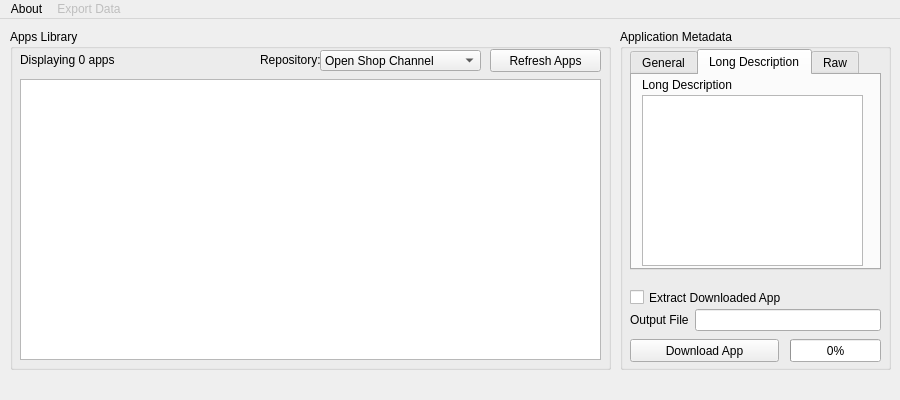
Qt form gui/united.ui (dhtdht020/osc-dl) before a commit.
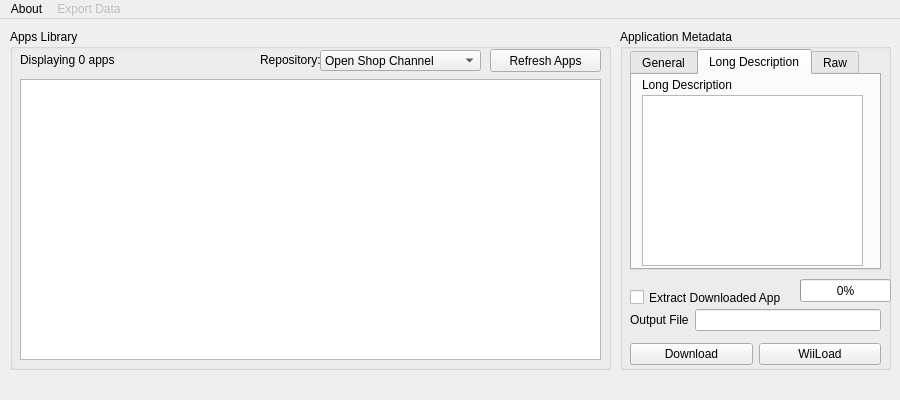
The same form after that commit. The open tabs and pages were chosen to show the change.

Commit message: add WiiLoad button

Diff of the .ui file:
```diff
--- a/gui/united.ui
+++ b/gui/united.ui
@@ -154,8 +154,8 @@
     <widget class="QProgressBar" name="progressBar">
      <property name="geometry">
       <rect>
-       <x>170</x>
-       <y>310</y>
+       <x>180</x>
+       <y>250</y>
        <width>91</width>
        <height>23</height>
       </rect>
@@ -440,26 +440,13 @@
       </widget>
      </widget>
     </widget>
-    <widget class="QPushButton" name="ViewMetadataBtn">
-     <property name="geometry">
-      <rect>
-       <x>10</x>
-       <y>310</y>
-       <width>149</width>
-       <height>23</height>
-      </rect>
-     </property>
-     <property name="text">
-      <string>Download App</string>
-     </property>
-    </widget>
     <widget class="QWidget" name="formLayoutWidget_2">
      <property name="geometry">
       <rect>
        <x>10</x>
        <y>280</y>
        <width>251</width>
-       <height>22</height>
+       <height>31</height>
       </rect>
      </property>
      <layout class="QFormLayout" name="MetaLayout_2">
@@ -475,6 +462,32 @@
       </item>
      </layout>
     </widget>
+    <widget class="QWidget" name="horizontalLayoutWidget">
+     <property name="geometry">
+      <rect>
+       <x>10</x>
+       <y>310</y>
+       <width>251</width>
+       <height>30</height>
+      </rect>
+     </property>
+     <layout class="QHBoxLayout" name="horizontalLayout">
+      <item>
+       <widget class="QPushButton" name="ViewMetadataBtn">
+        <property name="text">
+         <string>Download</string>
+        </property>
+       </widget>
+      </item>
+      <item>
+       <widget class="QPushButton" name="WiiLoadButton">
+        <property name="text">
+         <string>WiiLoad</string>
+        </property>
+       </widget>
+      </item>
+     </layout>
+    </widget>
    </widget>
   </widget>
   <widget class="QMenuBar" name="menubar">
```
Left out of the diff: 16 changed lines with no effect on the pictures. The commit also changes 2 other files.
